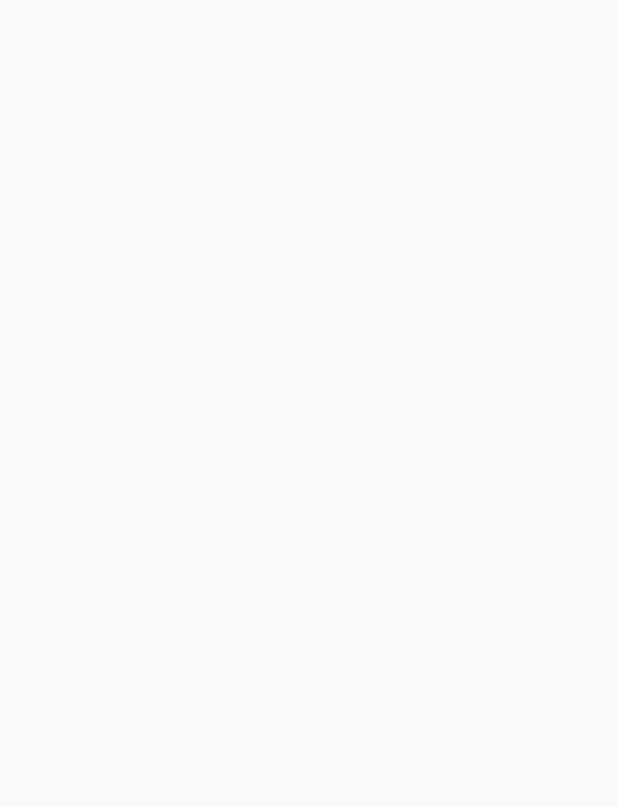
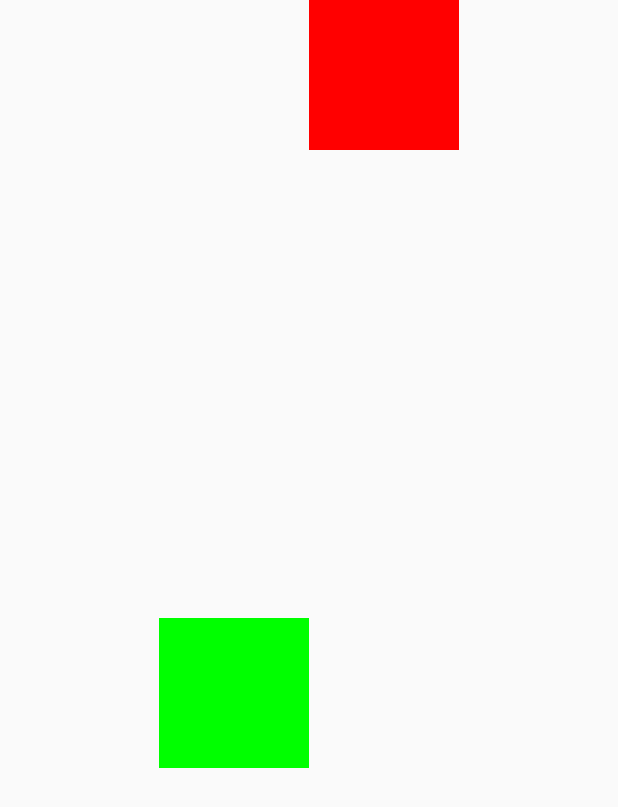
Before and after one commit to bartekkleczar/naukaKotlinAndroidYT, an Android app built with Jetpack Compose: the screen it shows after launch (MainActivity), on a phone screen of 412 x 824 dp. Before the commit the part shown is empty. Shown: the top 807 px of the screen. Run offline under Robolectric (Android 15) with nearby library versions, the phone set to English and light mode, and no system bars; our stand-ins replace constraintlayout-compose.

Commit message:
prosty constraintLayout

```diff
--- a/app/src/main/java/pl/klenczi/jcomposeconstraintlayout/MainActivity.kt
+++ b/app/src/main/java/pl/klenczi/jcomposeconstraintlayout/MainActivity.kt
@@ -3,20 +3,62 @@ package pl.klenczi.jcomposeconstraintlayout
 import android.os.Bundle
 import androidx.activity.ComponentActivity
 import androidx.activity.compose.setContent
+import androidx.compose.foundation.background
+import androidx.compose.foundation.layout.Box
 import androidx.compose.foundation.layout.fillMaxSize
+import androidx.compose.foundation.layout.padding
 import androidx.compose.material3.MaterialTheme
 import androidx.compose.material3.Surface
 import androidx.compose.material3.Text
 import androidx.compose.runtime.Composable
 import androidx.compose.ui.Modifier
+import androidx.compose.ui.graphics.Color
+import androidx.compose.ui.layout.layoutId
 import androidx.compose.ui.tooling.preview.Preview
+import androidx.compose.ui.unit.Constraints
+import androidx.compose.ui.unit.dp
+import androidx.constraintlayout.compose.ChainStyle
+import androidx.constraintlayout.compose.ConstraintLayout
+import androidx.constraintlayout.compose.ConstraintSet
+import androidx.constraintlayout.compose.Dimension
 import pl.klenczi.jcomposeconstraintlayout.ui.theme.JComposeConstraintLayoutTheme
 
 class MainActivity : ComponentActivity() {
     override fun onCreate(savedInstanceState: Bundle?) {
         super.onCreate(savedInstanceState)
         setContent {
+            val constraints = ConstraintSet {
+                val greenBox = createRefFor("greenBox")
+                val redBox = createRefFor("redBox")
+                val guideline = createGuidelineFromTop(0.5f) // tworzy linię w środku (50%) od góry
 
+                constrain(greenBox) {
+                    top.linkTo(guideline)
+                    start.linkTo(parent.start)
+                    width = Dimension.value(100.dp)
+                    height = Dimension.value(100.dp)
+                }
+                constrain(redBox) {
+                    top.linkTo(parent.top)
+                    start.linkTo(greenBox.end)
+                    end.linkTo(parent.end)
+                    width = Dimension.value(100.dp)
+                    height = Dimension.value(100.dp)
+                }
+                createHorizontalChain(greenBox, redBox, chainStyle = ChainStyle.Packed)
+            }
+            ConstraintLayout(constraints, modifier = Modifier.fillMaxSize()) {
+                Box(
+                    modifier = Modifier
+                        .background(Color.Green)
+                        .layoutId("greenBox")
+                )
+                Box(
+                    modifier = Modifier
+                        .background(Color.Red)
+                        .layoutId("redBox")
+                )
+            }
         }
     }
 }
```
